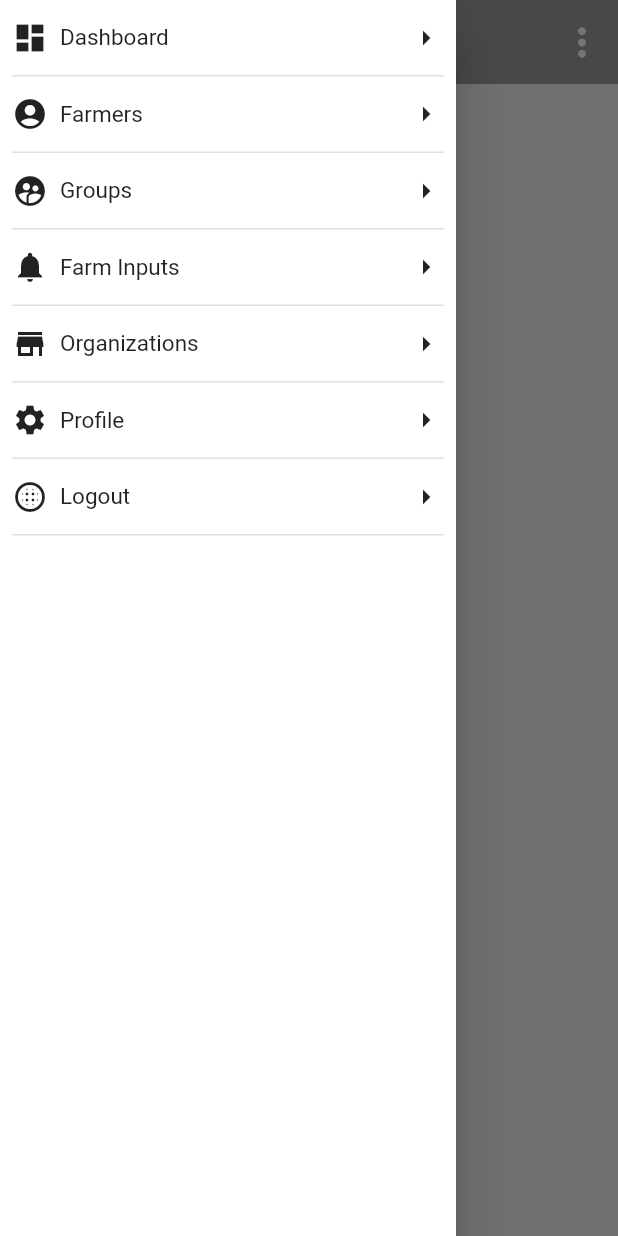
After one commit to kvnochieng52/kybee_phone_app, a Flutter app: the DashboardPage screen opened directly, with the side drawer open, on a phone screen of 412 x 824 dp. The commit adds this screen. Run offline on Flutter 3.47's test engine with Material 2 defaults, Android fonts, the phone set to English and light mode, and no system bars; our stand-ins replace curved_navigation_bar, hexcolor.

Commit message:
dashboard started

```diff
--- /dev/null
+++ b/lib/ui/dashboard/dashboardPage.dart
@@ -0,0 +1,26 @@
+//import 'dart:convert';
+
+import 'package:flutter/material.dart';
+// import 'package:kybee/widgets/bottomNavigation.dart';
+import 'package:kybee/widgets/drawer.dart';
+import 'package:kybee/widgets/headerMain.dart';
+// import 'package:kybee/widgets/progress.dart';
+
+class DashboardPage extends StatefulWidget {
+  @override
+  State<StatefulWidget> createState() {
+    return _DashboardState();
+  }
+}
+
+class _DashboardState extends State<DashboardPage> {
+  @override
+  Widget build(BuildContext context) {
+    return Scaffold(
+      appBar: header(context, titleText: 'Dashboard'),
+      drawer: drawer(context),
+      //backgroundColor: Color(0xFFF0F0F0)
+      //body: _buildBodyptions(context),
+    );
+  }
+}
--- /dev/null
+++ b/lib/widgets/drawer.dart
@@ -0,0 +1,107 @@
+import 'package:flutter/material.dart';
+
+Drawer drawer(context) {
+  return Drawer(
+    child: Container(
+      color: Colors.white,
+      child: ListView(
+        children: <Widget>[
+          // DrawerHeader(
+          //   decoration: BoxDecoration(
+          //     // gradient: LinearGradient(
+          //     //   colors: <Color>[
+          //     //     Colors.brown,
+          //     //     Colors.brown,
+          //     //   ],
+          //     // ),
+          //     color: Colors.brown,
+          //   ),
+          //   child: Container(
+          //     child: Column(
+          //       children: <Widget>[
+          //         Image.asset(
+          //           'images/logo.png',
+          //           width: 80.0,
+          //           height: 80.0,
+          //         )
+          //       ],
+          //     ),
+          //   ),
+          // ),
+          _customListTyle(
+            Icons.dashboard,
+            'Dashboard',
+            () => Navigator.of(context).pushNamed('/dashboard'),
+          ),
+          _customListTyle(
+            Icons.account_circle,
+            'Farmers',
+            () => Navigator.of(context).pushNamed('/farmers'),
+          ),
+          _customListTyle(
+            Icons.supervised_user_circle,
+            'Groups',
+            () => Navigator.of(context).pushNamed('/groups'),
+          ),
+          _customListTyle(
+            Icons.notifications,
+            'Farm Inputs',
+            () => Navigator.of(context).pushNamed('/farm_inputs'),
+          ),
+          _customListTyle(
+            Icons.store,
+            'Organizations',
+            () => Navigator.of(context).pushNamed('/organizations'),
+          ),
+          _customListTyle(
+            Icons.settings,
+            'Profile',
+            () => Navigator.of(context).pushNamed('/profile'),
+          ),
+          _customListTyle(
+            Icons.blur_circular,
+            'Logout',
+            () => Navigator.of(context).pushNamed('/logout'),
+          ),
+        ],
+      ),
+    ),
+  );
+}
+
+Widget _customListTyle(IconData icon, String text, Function onTap) {
+  return Padding(
+    padding: const EdgeInsets.fromLTRB(8.0, 0, 8.0, 0),
+    child: Container(
+      decoration: BoxDecoration(
+        border: Border(
+          bottom: BorderSide(color: Colors.grey.shade300),
+        ),
+      ),
+      child: InkWell(
+        onTap: onTap,
+        child: Container(
+          height: 50.0,
+          child: Row(
+            mainAxisAlignment: MainAxisAlignment.spaceBetween,
+            children: <Widget>[
+              Row(
+                children: <Widget>[
+                  Icon(icon),
+                  Padding(
+                    padding: const EdgeInsets.all(8.0),
+                    child: Text(
+                      text,
+                      style: TextStyle(fontSize: 15.0),
+                    ),
+                  ),
+                ],
+              ),
+              Icon(Icons.arrow_right),
+            ],
+          ),
+        ),
+      ),
+    ),
+  );
+}
--- /dev/null
+++ b/lib/widgets/headerMain.dart
@@ -0,0 +1,82 @@
+import 'package:flutter/material.dart';
+
+// AppBar header(context, {bool isAppTitle = false, String titleText}) {
+//   return AppBar(
+//     title: Text(
+//       isAppTitle ? "FlutterShare" : titleText,
+//       style: TextStyle(
+//         color: Colors.white,
+//         fontFamily: isAppTitle ? "Signatra" : "",
+//         fontSize: isAppTitle ? 50.0 : 20.0,
+//       ),
+//     ),
+//     centerTitle: true,
+//     backgroundColor: Theme.of(context).accentColor,
+//     leading: IconButton(
+//       icon: Icon(Icons.arrow_back),
+//       onPressed: () => Navigator.pop(context, false),
+//     ),
+//     automaticallyImplyLeading: false,
+//   );
+// }
+
+AppBar header(context, {String titleText}) {
+  return AppBar(
+    centerTitle: true,
+    title: Row(
+      children: <Widget>[
+        Image.asset(
+          'images/logo.png',
+          fit: BoxFit.cover,
+          height: 50.0,
+          width: 50.0,
+        ),
+        Padding(
+          padding: const EdgeInsets.only(left: 10.0),
+          child: Text(
+            titleText.isEmpty ? "Dashboard" : titleText,
+            style: TextStyle(
+              fontSize: 16.0,
+            ),
+          ),
+        ),
+      ],
+    ),
+    elevation: 0.0,
+    actions: <Widget>[rightButtons(context, titleText)],
+  );
+}
+
+Widget rightButtons(context, titleText) {
+  switch (titleText) {
+    case 'Farmers':
+      return IconButton(
+        icon: Icon(Icons.search),
+        iconSize: 30.0,
+        color: Colors.white,
+        onPressed: () {
+          Navigator.of(context).pushNamed('/search_farmer');
+        },
+      );
+      break;
+
+    case 'Groups':
+      return IconButton(
+        icon: Icon(Icons.search),
+        iconSize: 30.0,
+        color: Colors.white,
+        onPressed: () {
+          Navigator.of(context).pushNamed('/search_group');
+        },
+      );
+      break;
+
+    default:
+      return IconButton(
+        icon: Icon(Icons.more_vert),
+        iconSize: 30.0,
+        color: Colors.white,
+        onPressed: () {},
+      );
+  }
+}
```
Also changed, not shown: lib/ui/login.dart (+12 -12 lines), lib/widgets/bottomNavigation.dart (added, +62 -0 lines), lib/widgets/progress.dart (added, +20 -0 lines), images/logo_without_name.png (added).
